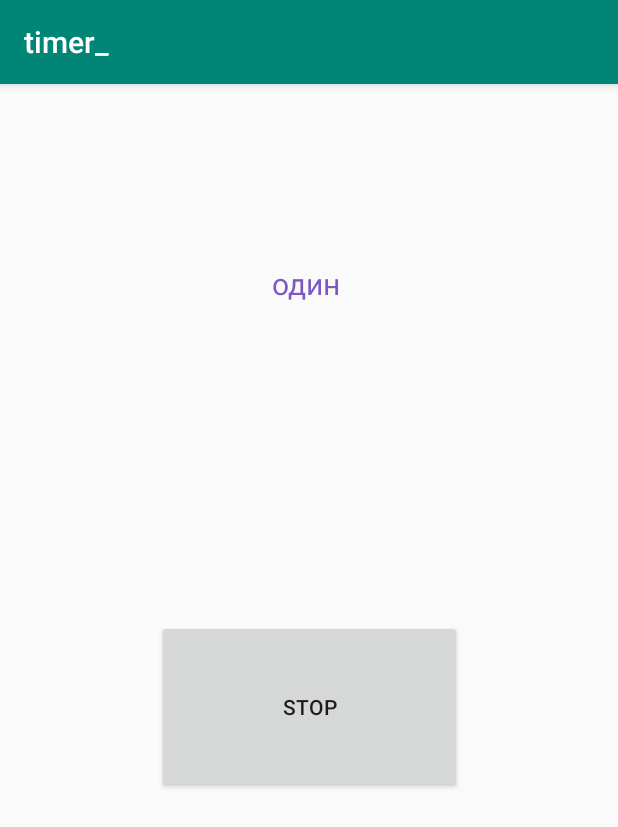
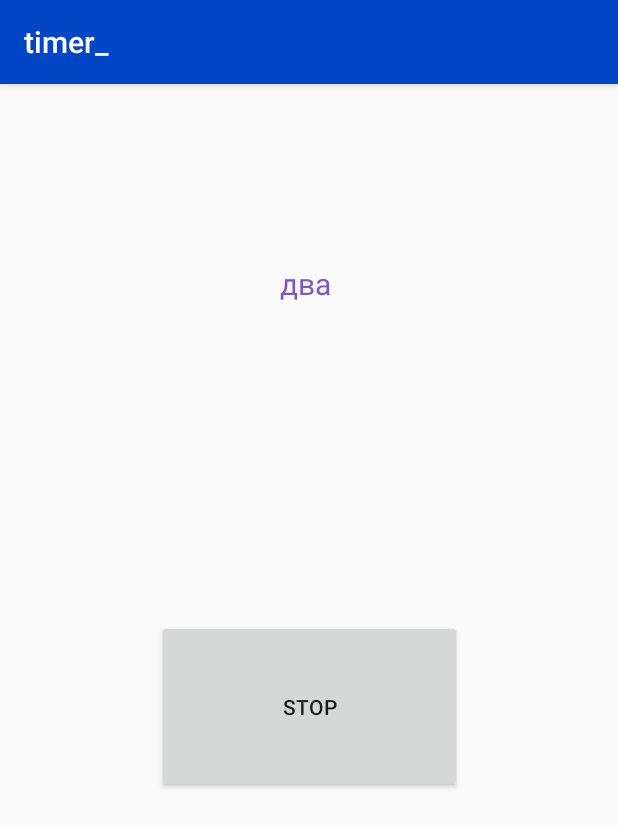
Before and after one commit to ilkoch008/timer_, an Android app: the screen it shows after launch (SecondActivity), after a tap on "START", on a phone screen of 412 x 824 dp. Shown: the top 827 px of the screen. Run offline under Robolectric (Android 15) with nearby library versions, the phone set to English and light mode, and no system bars; libraries missing offline, so code that uses them is left out: android.net.sip.

```diff
--- a/app/src/main/AndroidManifest.xml
+++ b/app/src/main/AndroidManifest.xml
@@ -16,8 +16,7 @@
                 <category android:name="android.intent.category.LAUNCHER" />
             </intent-filter>
         </activity>
-        <activity android:name=".SecondActivity"
-            android:configChanges="orientation|screenSize">
+        <activity android:name=".SecondActivity">
         </activity>
 
     </application>
--- a/app/src/main/java/com/example/timer_/MainActivity.kt
+++ b/app/src/main/java/com/example/timer_/MainActivity.kt
@@ -8,9 +8,10 @@ import android.content.Intent
 import android.os.Handler
 import android.support.v4.os.HandlerCompat.postDelayed
 import java.util.*
-var i: Long = 0
-var rabotaem : Boolean = false
+var seconds: Long = 0
+var counting : Boolean = false
 var back_press : Boolean = false
+var first_start : Boolean = false
 
 
 class MainActivity : AppCompatActivity() {
@@ -19,12 +20,14 @@ class MainActivity : AppCompatActivity() {
         super.onCreate(savedInstanceState)
         setContentView(R.layout.activity_main)
         val intent = Intent(this, SecondActivity::class.java)
-        Handler().postDelayed({
-            if(!back_press) startActivity(intent)
-            back_press = false
-            finish()
-        }, 2000)
-
+        if(!first_start) {
+            first_start = true
+            Handler().postDelayed({
+                if (!back_press) startActivity(intent)
+                back_press = false
+                finish()
+            }, 2000)
+        }
     }
 
     override fun onBackPressed() {
--- a/app/src/main/java/com/example/timer_/SecondActivity.kt
+++ b/app/src/main/java/com/example/timer_/SecondActivity.kt
@@ -4,17 +4,8 @@ import android.annotation.SuppressLint
 import android.support.v7.app.AppCompatActivity
 import android.os.Bundle
 import android.os.CountDownTimer
-import android.net.sip.SipErrorCode.TIME_OUT
-import android.content.Intent
-import android.os.Handler
-import android.support.v4.os.HandlerCompat.postDelayed
-import android.view.View
 import android.widget.Button
 import android.widget.TextView
-import android.widget.EditText
-
-
-
 
 
 class SecondActivity : AppCompatActivity() {
@@ -23,59 +14,91 @@ class SecondActivity : AppCompatActivity() {
     val por1_5 = listOf("десять", "одиннадцать ", "двеннадцать ", "тринадцать ", "четырнадцать ", "пятнадцать ",
             "шестнадцать ", "семнадцать ", "восемнадцать ", "девятнадцать ")
     val por3 = listOf("", "сто ", "двести ", "триста ", "четыреста ", "пятьсот ", "шестьсот ", "семьсот ", "восемьсот ", "девятьсот ")
+
+
     @SuppressLint("SetTextI18n")
     override fun onCreate(savedInstanceState: Bundle?) {
         super.onCreate(savedInstanceState)
         setContentView(R.layout.timer_layout)
-        if(back_press) finish()
+        if (back_press) finish()
+        Counter(1000000, 100).start()
         val textView1: TextView = findViewById(R.id.text_view_id)
-        val button : Button = findViewById(R.id.button_id)
+        val button: Button = findViewById(R.id.button_id)
         val timer = MyCounter(1000000, 1000)
-        button.text = "START"
+        if (!counting)
+            button.text = "START"
         //val intent = Intent(this, SecondActivity::class.java)
 
         button.setOnClickListener {
-            if(rabotaem){
-                rabotaem = false
-                i = 0
+            if (counting) {
+                counting = false
+                seconds = 0
                 button.text = "START"
                 textView1.text = ""
-                timer.cancel()
+                //timer.cancel()
             } else {
-                rabotaem = true
+                counting = true
                 button.text = "STOP"
-                timer.start()
+                val timer_thread = Thread(Runnable {
+                    timer.start()
+                })
+                timer_thread.start()
             }
         }
+
+
     }
 
-    fun remake(i : Long): String {
+
+    fun remake(i: Long): String {
         var i_str: String
-        if(i.toInt() == 0){
+        if (i.toInt() == 0) {
             i_str = "ноль"
-        }
-        else if ((i%100 /10).toInt() == 1){
-            i_str = por1_5[(i%10).toInt()]
+        } else if ((i % 100 / 10).toInt() == 1) {
+            i_str = por3[(i / 100).toInt()]
+            i_str = i_str.plus(por1_5[(i % 10).toInt()])
         } else {
-            i_str = por3[(i/100).toInt()]
-            i_str = i_str.plus(por2[((i%100)/10).toInt()])
-            i_str = i_str.plus(por1[(i%10).toInt()])
+            i_str = por3[(i / 100).toInt()]
+            i_str = i_str.plus(por2[((i % 100) / 10).toInt()])
+            i_str = i_str.plus(por1[(i % 10).toInt()])
         }
         return i_str
     }
 
-    inner class MyCounter(millisInFuture: Long, countDownInterval: Long) : CountDownTimer(millisInFuture, countDownInterval) {
-        val textView1: TextView = findViewById(R.id.text_view_id)
+    inner class Counter(millisInFuture: Long, countDownInterval: Long) : CountDownTimer(millisInFuture, countDownInterval) {
+
         override fun onFinish() {
+            val textView1: TextView = findViewById(R.id.text_view_id)
             textView1.text = "бдумс"
         }
 
         override fun onTick(millisUntilFinished: Long) {
-            textView1.text = remake(i)
-            i++
+            if(counting) {
+                val textView1: TextView = findViewById(R.id.text_view_id)
+                textView1.text = remake(seconds)
+            }
+        }
+
+    }
+
+
+}
+
+class MyCounter(millisInFuture: Long, countDownInterval: Long) : CountDownTimer(millisInFuture, countDownInterval) {
+
+    override fun onFinish() {
+        //val textView1: TextView = findViewById(R.id.text_view_id)
+        //textView1.text = "бдумс"
+    }
+
+    override fun onTick(millisUntilFinished: Long) {
+        if (!counting) {
+            seconds = 0
+            cancel()
+        } else {
+            seconds++
         }
     }
 
 
-
 }
--- a/app/src/main/res/drawable-v24/ic_launcher_foreground.xml
+++ b/app/src/main/res/drawable-v24/ic_launcher_foreground.xml
@@ -26,7 +26,7 @@
         </aapt:attr>
     </path>
     <path
-        android:fillColor="#FFFFFF"
+        android:fillColor="#00ff19"
         android:fillType="nonZero"
         android:pathData="M66.94,46.02L66.94,46.02C72.44,50.07 76,56.61 76,64L32,64C32,56.61 35.56,50.11 40.98,46.06L36.18,41.19C35.45,40.45 35.45,39.3 36.18,38.56C36.91,37.81 38.05,37.81 38.78,38.56L44.25,44.05C47.18,42.57 50.48,41.71 54,41.71C57.48,41.71 60.78,42.57 63.68,44.05L69.11,38.56C69.84,37.81 70.98,37.81 71.71,38.56C72.44,39.3 72.44,40.45 71.71,41.19L66.94,46.02ZM62.94,56.92C64.08,56.92 65,56.01 65,54.88C65,53.76 64.08,52.85 62.94,52.85C61.8,52.85 60.88,53.76 60.88,54.88C60.88,56.01 61.8,56.92 62.94,56.92ZM45.06,56.92C46.2,56.92 47.13,56.01 47.13,54.88C47.13,53.76 46.2,52.85 45.06,52.85C43.92,52.85 43,53.76 43,54.88C43,56.01 43.92,56.92 45.06,56.92Z"
         android:strokeWidth="1"
--- a/app/src/main/res/drawable/ic_launcher_background.xml
+++ b/app/src/main/res/drawable/ic_launcher_background.xml
@@ -5,7 +5,7 @@
     android:viewportWidth="108"
     android:viewportHeight="108">
     <path
-        android:fillColor="#008577"
+        android:fillColor="#ffffff"
         android:pathData="M0,0h108v108h-108z" />
     <path
         android:fillColor="#00000000"
--- a/app/src/main/res/layout/activity_main.xml
+++ b/app/src/main/res/layout/activity_main.xml
@@ -1,5 +1,6 @@
 <?xml version="1.0" encoding="utf-8"?>
-<android.support.constraint.ConstraintLayout xmlns:android="http://schemas.android.com/apk/res/android"
+<android.support.constraint.ConstraintLayout
+    xmlns:android="http://schemas.android.com/apk/res/android"
     xmlns:app="http://schemas.android.com/apk/res-auto"
     xmlns:tools="http://schemas.android.com/tools"
     android:layout_width="match_parent"
--- a/app/src/main/res/layout/timer_layout.xml
+++ b/app/src/main/res/layout/timer_layout.xml
@@ -12,8 +12,8 @@
         android:layout_height="59dp"
         android:text="  "
         android:textAlignment="center"
+        android:textColor="#7e57c2"
         android:textSize="20sp"
-        android:textColor="#7e57c2"
         app:layout_constraintBottom_toBottomOf="parent"
         app:layout_constraintLeft_toLeftOf="parent"
         app:layout_constraintRight_toRightOf="parent"
@@ -24,13 +24,14 @@
         android:id="@+id/button_id"
         android:layout_width="203dp"
         android:layout_height="115dp"
+
         android:text="START"
-        android:onClick="button"
-    app:layout_constraintBottom_toBottomOf="parent"
+        app:layout_constraintBottom_toBottomOf="parent"
         app:layout_constraintHorizontal_bias="0.501"
         app:layout_constraintLeft_toLeftOf="parent"
         app:layout_constraintRight_toRightOf="parent"
         app:layout_constraintTop_toTopOf="parent"
         app:layout_constraintVertical_bias="0.548" />
 
+
 </android.support.constraint.ConstraintLayout>
--- a/app/src/main/res/values/colors.xml
+++ b/app/src/main/res/values/colors.xml
@@ -1,6 +1,6 @@
 <?xml version="1.0" encoding="utf-8"?>
 <resources>
-    <color name="colorPrimary">#008577</color>
-    <color name="colorPrimaryDark">#00574B</color>
+    <color name="colorPrimary">#0045c4</color>
+    <color name="colorPrimaryDark">#001e5e</color>
     <color name="colorAccent">#D81B60</color>
 </resources>
```
